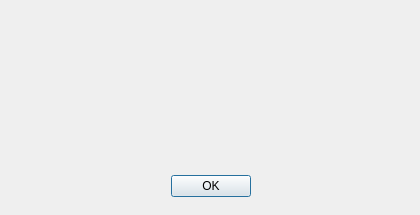
Old version of the form aboutdialog.ui in the repository SideFx/SimpleJournalQt.
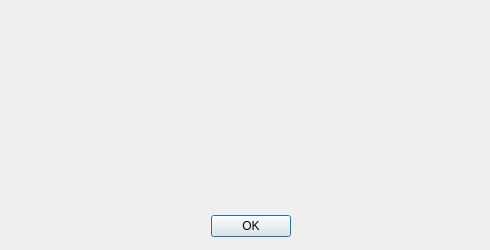
New version of the form. Icons and pictures are not drawn.

Patch:
```diff
--- a/aboutdialog.ui
+++ b/aboutdialog.ui
@@ -6,8 +6,8 @@
    <rect>
     <x>0</x>
     <y>0</y>
-    <width>420</width>
-    <height>215</height>
+    <width>490</width>
+    <height>250</height>
    </rect>
   </property>
   <property name="windowTitle">
@@ -25,8 +25,8 @@
   <widget class="QDialogButtonBox" name="buttonBox">
    <property name="geometry">
     <rect>
-     <x>40</x>
-     <y>170</y>
+     <x>80</x>
+     <y>210</y>
      <width>341</width>
      <height>32</height>
     </rect>
@@ -68,8 +68,8 @@
     <rect>
      <x>130</x>
      <y>10</y>
-     <width>271</width>
-     <height>151</height>
+     <width>341</width>
+     <height>181</height>
     </rect>
    </property>
    <property name="text">
```
